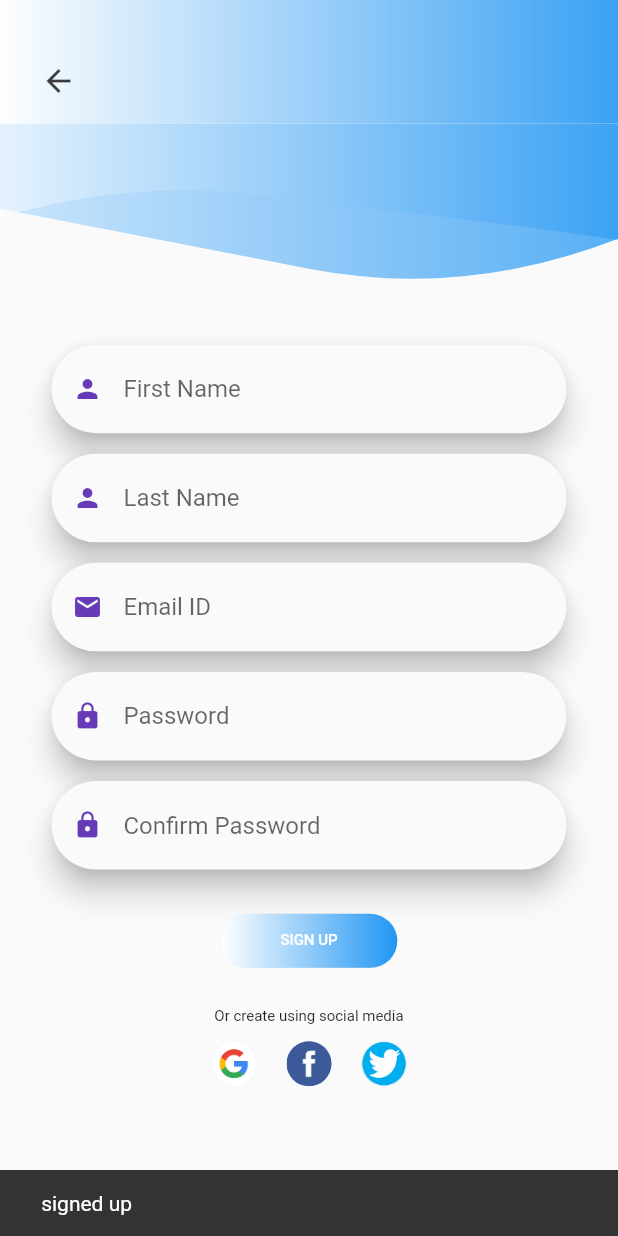
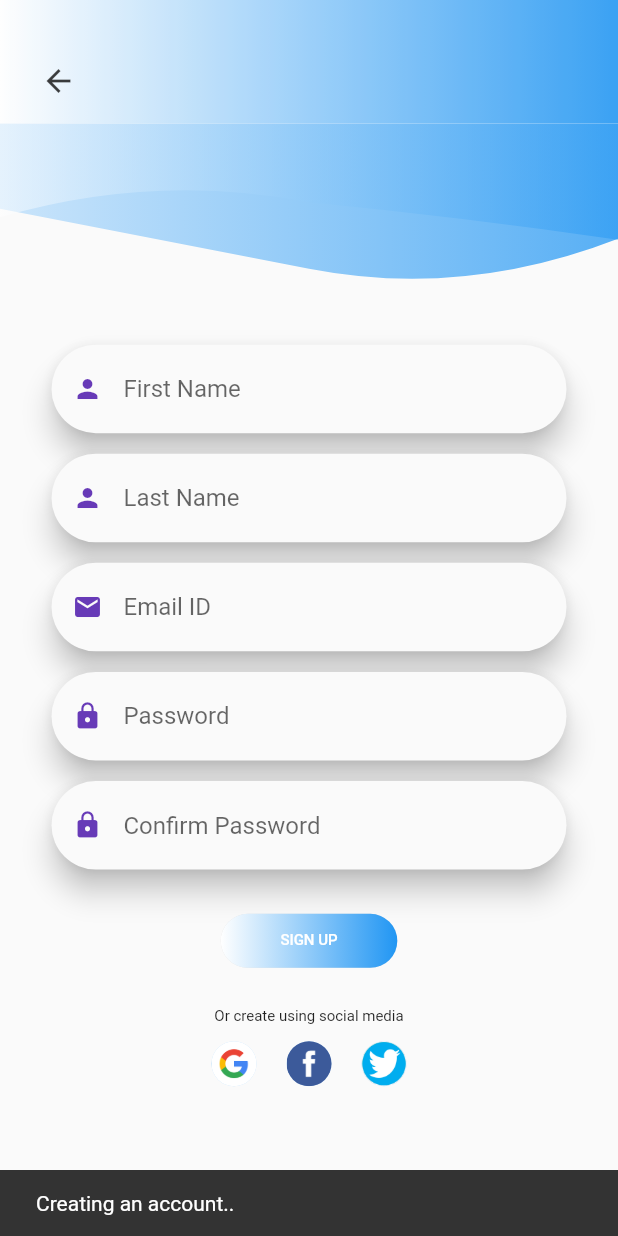
Before and after one commit to Harkunwar/LanguageTransferFlutter, a Flutter app: the SignupScreen screen opened by its route, after a tap on "SIGN UP", on a phone screen of 412 x 824 dp. Run offline on Flutter 3.47's test engine with Material 2 defaults, Android fonts, the phone set to English and light mode, and no system bars; missing offline and left inert: firecross.

Commit message:
LTA-18 Add signup message:

```diff
--- a/lib/src/ui/screens/signup.dart
+++ b/lib/src/ui/screens/signup.dart
@@ -273,6 +273,8 @@ class SignupScreen extends StatelessWidget {
           if(nameValidity && lastNameValidity && emailValidity && pwdValidity){
             throw const FormatException('Invalid information entered');
           }
+          Scaffold.of(context).showSnackBar(
+              const SnackBar(content: Text('Creating an account..')));
           FirecrossUser user =
               (await auth.createUserWithEmailAndPassword(email, password)).user;
           await user.updateProfile(
```
